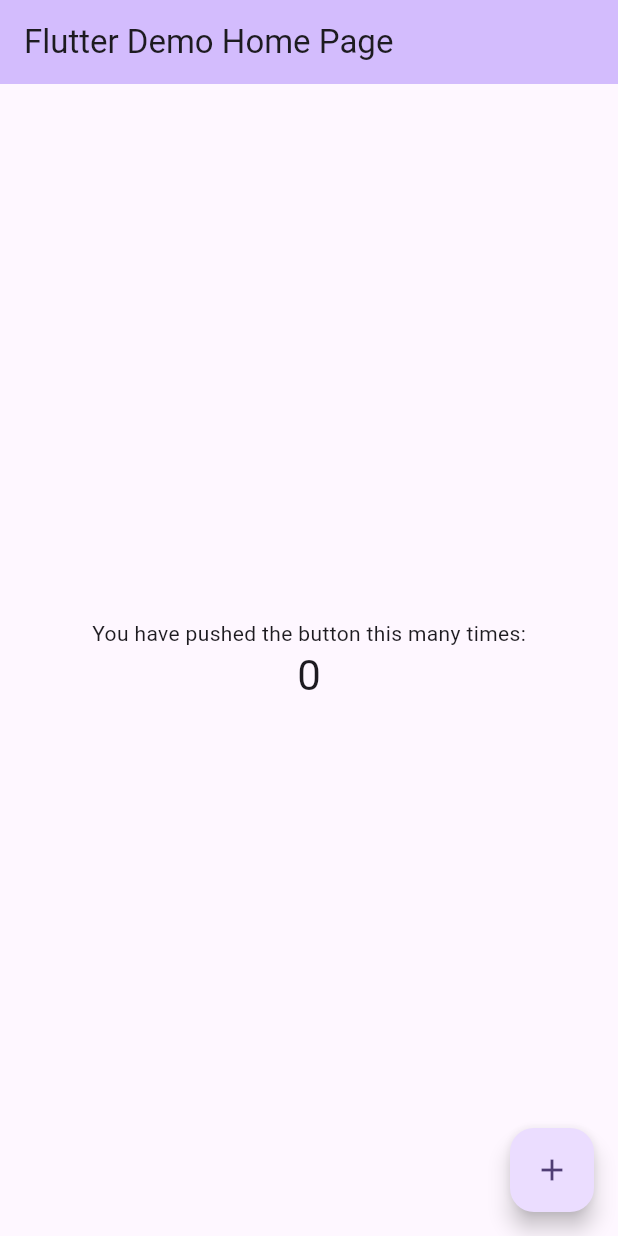
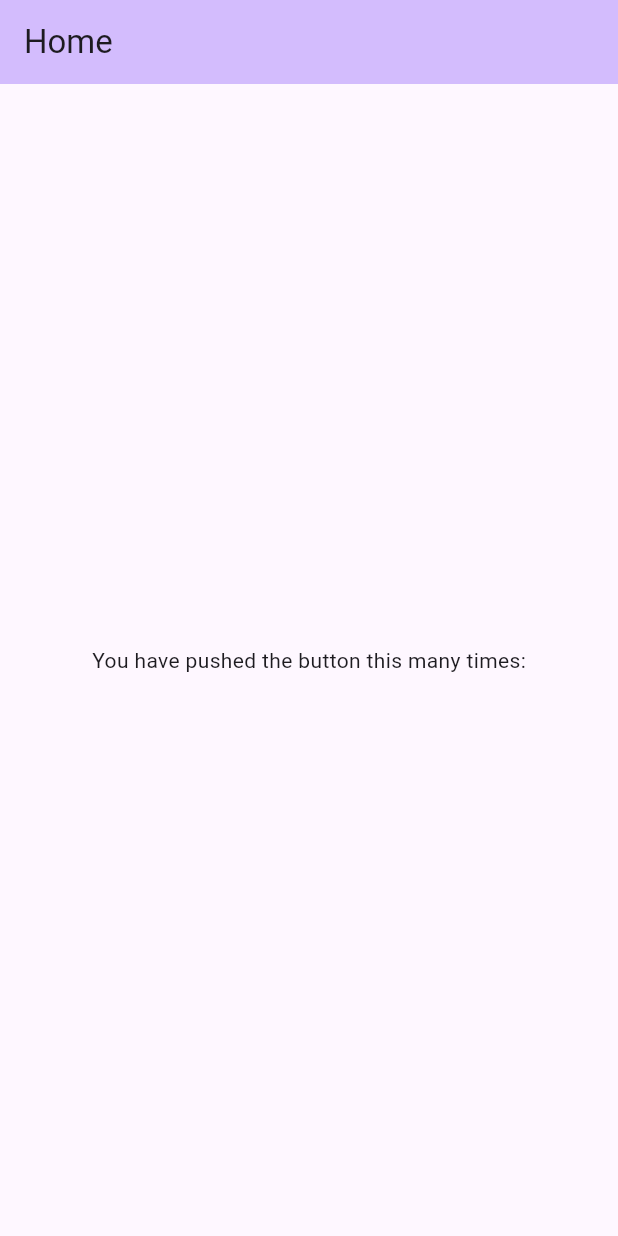
Before and after one commit to KayesAshfaQ/score_app, a Flutter app: the screen it shows after launch, on a phone screen of 412 x 824 dp. Run offline on Flutter 3.47's test engine with Material 3 defaults, Android fonts, the phone set to English and light mode, and no system bars; our stand-ins replace firebase_core; accounts and stored records are empty.

Commit message:
feat: initialize Firebase and replace default home page with custom HomePage widget

```diff
--- /dev/null
+++ b/lib/app/home_page.dart
@@ -0,0 +1,27 @@
+import 'package:flutter/material.dart';
+
+class HomePage extends StatefulWidget {
+  const HomePage({super.key});
+
+  @override
+  State<HomePage> createState() => _HomePageState();
+}
+
+class _HomePageState extends State<HomePage> {
+  @override
+  Widget build(BuildContext context) {
+    return Scaffold(
+      appBar: AppBar(
+        backgroundColor: Theme.of(context).colorScheme.inversePrimary,
+
+        title: Text('Home'),
+      ),
+      body: Center(
+        child: Column(
+          mainAxisAlignment: .center,
+          children: [const Text('You have pushed the button this many times:')],
+        ),
+      ),
+    );
+  }
+}
--- a/lib/main.dart
+++ b/lib/main.dart
@@ -1,122 +1,22 @@
+import 'package:firebase_core/firebase_core.dart';
 import 'package:flutter/material.dart';
+import 'package:score_app/app/home_page.dart';
+import 'package:score_app/firebase_options.dart';
 
-void main() {
+void main() async {
+  WidgetsFlutterBinding.ensureInitialized();
+  await Firebase.initializeApp(options: DefaultFirebaseOptions.currentPlatform);
   runApp(const MyApp());
 }
 
 class MyApp extends StatelessWidget {
   const MyApp({super.key});
-
-  // This widget is the root of your application.
   @override
   Widget build(BuildContext context) {
     return MaterialApp(
       title: 'Flutter Demo',
-      theme: ThemeData(
-        // This is the theme of your application.
-        //
-        // TRY THIS: Try running your application with "flutter run". You'll see
-        // the application has a purple toolbar. Then, without quitting the app,
-        // try changing the seedColor in the colorScheme below to Colors.green
-        // and then invoke "hot reload" (save your changes or press the "hot
-        // reload" button in a Flutter-supported IDE, or press "r" if you used
-        // the command line to start the app).
-        //
-        // Notice that the counter didn't reset back to zero; the application
-        // state is not lost during the reload. To reset the state, use hot
-        // restart instead.
-        //
-        // This works for code too, not just values: Most code changes can be
-        // tested with just a hot reload.
-        colorScheme: .fromSeed(seedColor: Colors.deepPurple),
-      ),
-      home: const MyHomePage(title: 'Flutter Demo Home Page'),
+      theme: ThemeData(colorScheme: .fromSeed(seedColor: Colors.deepPurple)),
+      home: const HomePage(),
     );
   }
 }
-
-class MyHomePage extends StatefulWidget {
-  const MyHomePage({super.key, required this.title});
-
-  // This widget is the home page of your application. It is stateful, meaning
-  // that it has a State object (defined below) that contains fields that affect
-  // how it looks.
-
-  // This class is the configuration for the state. It holds the values (in this
-  // case the title) provided by the parent (in this case the App widget) and
-  // used by the build method of the State. Fields in a Widget subclass are
-  // always marked "final".
-
-  final String title;
-
-  @override
-  State<MyHomePage> createState() => _MyHomePageState();
-}
-
-class _MyHomePageState extends State<MyHomePage> {
-  int _counter = 0;
-
-  void _incrementCounter() {
-    setState(() {
-      // This call to setState tells the Flutter framework that something has
-      // changed in this State, which causes it to rerun the build method below
-      // so that the display can reflect the updated values. If we changed
-      // _counter without calling setState(), then the build method would not be
-      // called again, and so nothing would appear to happen.
-      _counter++;
-    });
-  }
-
-  @override
-  Widget build(BuildContext context) {
-    // This method is rerun every time setState is called, for instance as done
-    // by the _incrementCounter method above.
-    //
-    // The Flutter framework has been optimized to make rerunning build methods
-    // fast, so that you can just rebuild anything that needs updating rather
-    // than having to individually change instances of widgets.
-    return Scaffold(
-      appBar: AppBar(
-        // TRY THIS: Try changing the color here to a specific color (to
-        // Colors.amber, perhaps?) and trigger a hot reload to see the AppBar
-        // change color while the other colors stay the same.
-        backgroundColor: Theme.of(context).colorScheme.inversePrimary,
-        // Here we take the value from the MyHomePage object that was created by
-        // the App.build method, and use it to set our appbar title.
-        title: Text(widget.title),
-      ),
-      body: Center(
-        // Center is a layout widget. It takes a single child and positions it
-        // in the middle of the parent.
-        child: Column(
-          // Column is also a layout widget. It takes a list of children and
-          // arranges them vertically. By default, it sizes itself to fit its
-          // children horizontally, and tries to be as tall as its parent.
-          //
-          // Column has various properties to control how it sizes itself and
-          // how it positions its children. Here we use mainAxisAlignment to
-          // center the children vertically; the main axis here is the vertical
-          // axis because Columns are vertical (the cross axis would be
-          // horizontal).
-          //
-          // TRY THIS: Invoke "debug painting" (choose the "Toggle Debug Paint"
-          // action in the IDE, or press "p" in the console), to see the
-          // wireframe for each widget.
-          mainAxisAlignment: .center,
-          children: [
-            const Text('You have pushed the button this many times:'),
-            Text(
-              '$_counter',
-              style: Theme.of(context).textTheme.headlineMedium,
-            ),
-          ],
-        ),
-      ),
-      floatingActionButton: FloatingActionButton(
-        onPressed: _incrementCounter,
-        tooltip: 'Increment',
-        child: const Icon(Icons.add),
-      ),
-    );
-  }
-}
```
